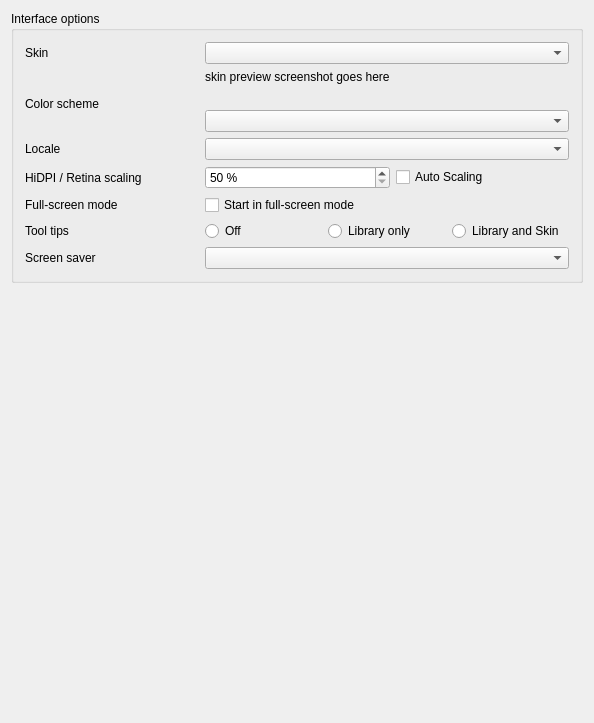
Old version of the form src/preferences/dialog/dlgprefinterfacedlg.ui in the repository Be-ing/mixxx.
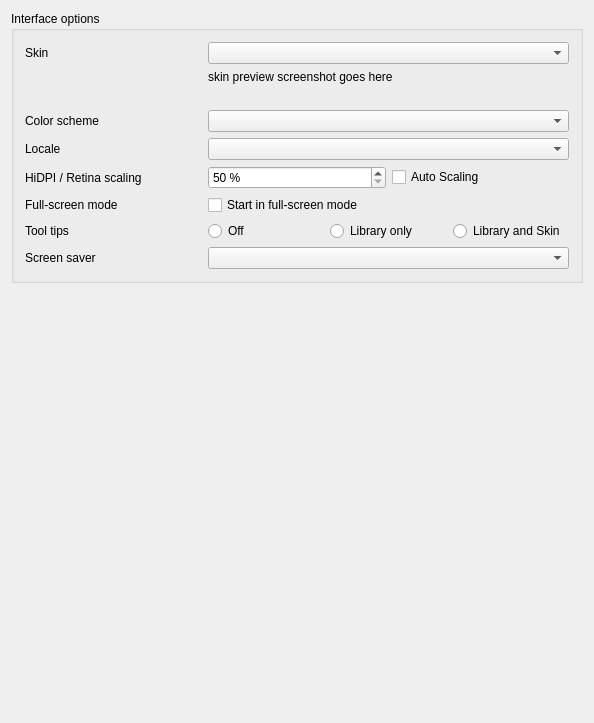
New version of the form.

Commit message: show placeholder preview

The edit to the form file:
```diff
--- a/src/preferences/dialog/dlgprefinterfacedlg.ui
+++ b/src/preferences/dialog/dlgprefinterfacedlg.ui
@@ -62,25 +62,6 @@
         </property>
        </widget>
       </item>
-      <item row="2" column="0" rowspan="2">
-       <widget class="QLabel" name="labelColorScheme">
-        <property name="enabled">
-         <bool>true</bool>
-        </property>
-        <property name="font">
-         <font/>
-        </property>
-        <property name="text">
-         <string>Color scheme</string>
-        </property>
-        <property name="wordWrap">
-         <bool>false</bool>
-        </property>
-        <property name="buddy">
-         <cstring>ComboBoxSchemeconf</cstring>
-        </property>
-       </widget>
-      </item>
       <item row="3" column="1" rowspan="2" colspan="2">
        <widget class="QComboBox" name="ComboBoxSchemeconf">
         <property name="sizePolicy">
@@ -209,10 +190,13 @@
          <double>25.0</double>
         </property>
         <property name="minimum">
-         <double>50.0</double>
+         <double>50.000000000000000</double>
         </property>
         <property name="maximum">
-         <double>400</double>
+         <double>400.000000000000000</double>
+        </property>
+        <property name="singleStep">
+         <double>25.000000000000000</double>
         </property>
        </widget>
       </item>
@@ -236,13 +220,32 @@
       <item row="11" column="1" colspan="2">
        <widget class="QComboBox" name="comboBoxScreensaver"/>
       </item>
-      <item row="1" column="1">
+      <item row="1" column="1" colspan="2">
        <widget class="QLabel" name="skinPreviewLabel">
         <property name="text">
          <string notr="true">skin preview screenshot goes here</string>
         </property>
        </widget>
       </item>
+      <item row="3" column="0" rowspan="2">
+       <widget class="QLabel" name="labelColorScheme">
+        <property name="enabled">
+         <bool>true</bool>
+        </property>
+        <property name="font">
+         <font/>
+        </property>
+        <property name="text">
+         <string>Color scheme</string>
+        </property>
+        <property name="wordWrap">
+         <bool>false</bool>
+        </property>
+        <property name="buddy">
+         <cstring>ComboBoxSchemeconf</cstring>
+        </property>
+       </widget>
+      </item>
      </layout>
     </widget>
    </item>
```
Left out of the diff: 7 changed lines with no effect on the pictures. The commit also changes 1 other file.
